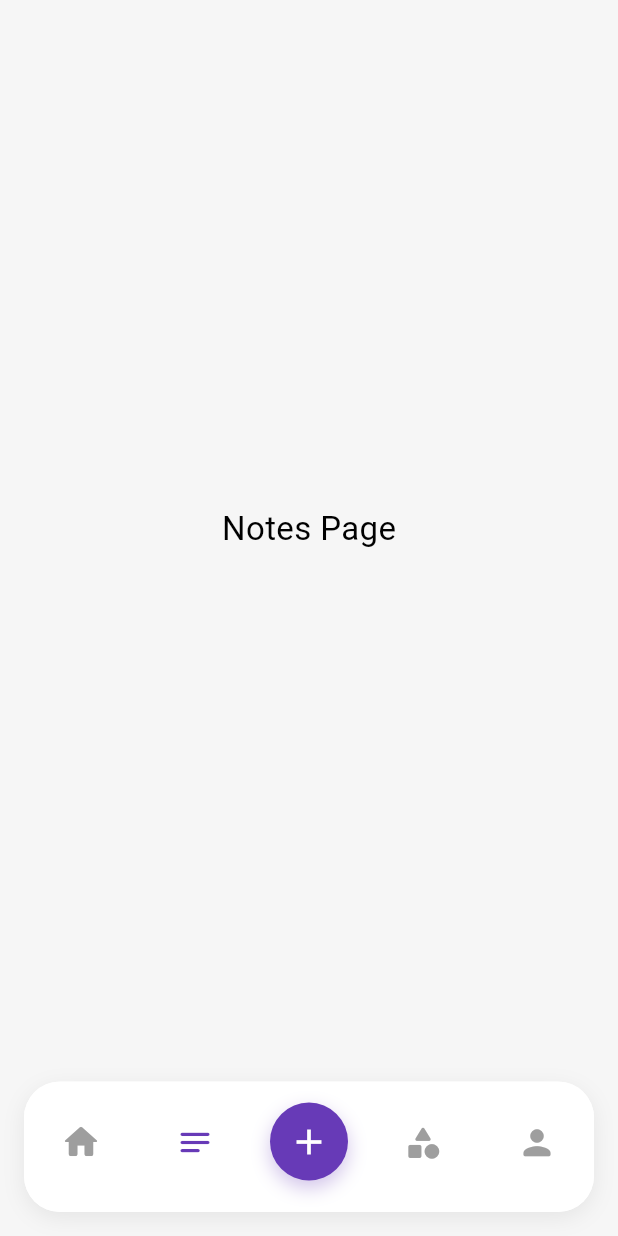
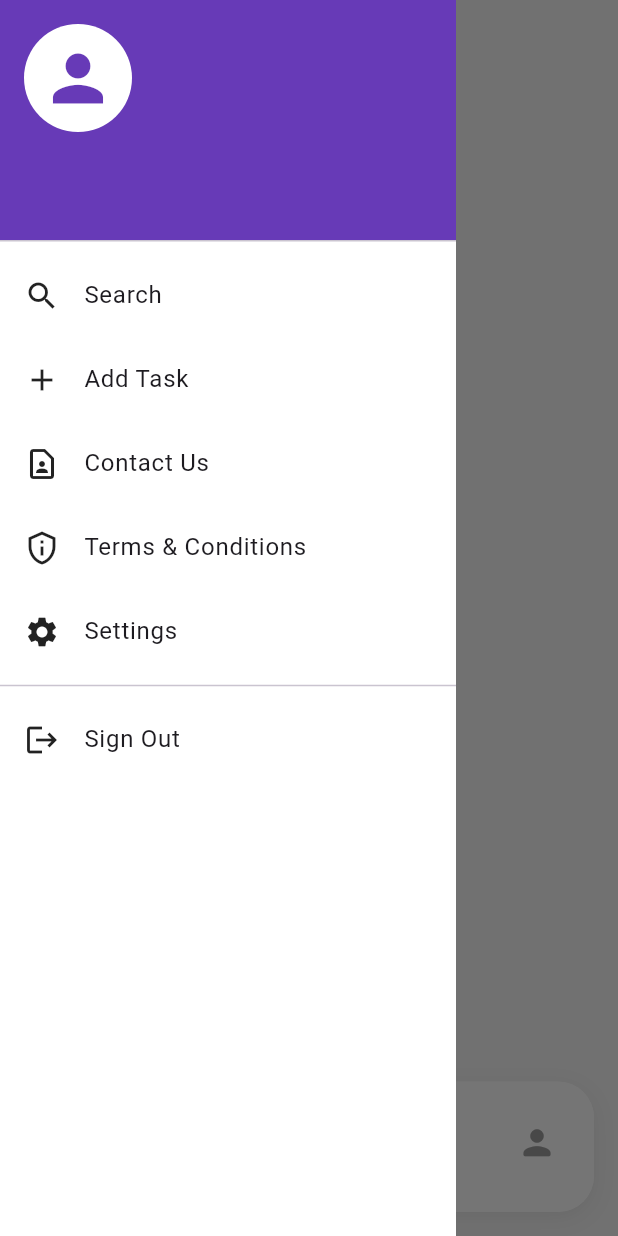
Before and after one commit to Ladanividhi/NoteNest, a Flutter app: the screen it shows once a user with an empty profile is signed in, item 2 of the bottom bar chosen, with the side drawer open (before the commit the screen has no drawer), on a phone screen of 412 x 824 dp. Run offline on Flutter 3.47's test engine with Material 3 defaults, Android fonts, the phone set to English and light mode, and no system bars; our stand-ins replace cloud_firestore, firebase_auth, firebase_core, flutter_switch, fluttertoast, google_sign_in; accounts and stored records are empty.

Commit message:
Added drawer in dashboard

```diff
--- a/lib/screens/Dashboard.dart
+++ b/lib/screens/Dashboard.dart
@@ -28,8 +28,93 @@ class _DashboardState extends State<DashboardPage> {
   Widget build(BuildContext context) {
     return Scaffold(
       backgroundColor: bg_color,
+      drawer: _buildSideDrawer(), // <-- add this line
       body: _buildBody(),
       bottomNavigationBar: _buildBottomNav(),
+    );
+
+  }
+
+  Widget _buildSideDrawer() {
+    return Drawer(
+      shape: const RoundedRectangleBorder(
+        borderRadius: BorderRadius.only(
+          topRight: Radius.circular(0),
+          bottomRight: Radius.circular(0),
+        ),
+      ),
+      backgroundColor: Colors.white,
+      child: ListView(
+        padding: EdgeInsets.zero,
+        children: [
+          UserAccountsDrawerHeader(
+            decoration: BoxDecoration(
+              color: primary_color,
+            ),
+            currentAccountPicture: const CircleAvatar(
+              backgroundColor: Colors.white,
+              child: Icon(Icons.person, size: 50, color: Colors.deepPurple),
+            ),
+            accountName: Text(
+              user?.displayName ?? 'User',
+              style: const TextStyle(fontSize: 18, fontWeight: FontWeight.w600),
+            ),
+            accountEmail: Text(
+              user?.email ?? '',
+              style: const TextStyle(fontSize: 14),
+            ),
+          ),
+          ListTile(
+            leading: const Icon(Icons.search, color: Colors.black87),
+            title: const Text('Search'),
+            onTap: () {
+              Navigator.pop(context);
+              // Add your search screen navigation
+            },
+          ),
+          ListTile(
+            leading: const Icon(Icons.add, color: Colors.black87),
+            title: const Text('Add Task'),
+            onTap: () {
+              Navigator.pop(context);
+              Navigator.push(context, MaterialPageRoute(builder: (_) => const AddDailyTaskPage()));
+            },
+          ),
+          ListTile(
+            leading: const Icon(Icons.contact_page_outlined, color: Colors.black87),
+            title: const Text('Contact Us'),
+            onTap: () {
+              Navigator.pop(context);
+              Navigator.push(context, MaterialPageRoute(builder: (_) => const ContactUsPage()));
+            },
+          ),
+          ListTile(
+            leading: const Icon(Icons.privacy_tip_outlined, color: Colors.black87),
+            title: const Text('Terms & Conditions'),
+            onTap: () {
+              Navigator.pop(context);
+              Navigator.push(context, MaterialPageRoute(builder: (_) => const TermsAndConditionsPage()));
+            },
+          ),
+          ListTile(
+            leading: const Icon(Icons.settings, color: Colors.black87),
+            title: const Text('Settings'),
+            onTap: () {
+              Navigator.pop(context);
+              Navigator.push(context, MaterialPageRoute(builder: (_) => const SettingsPage()));
+            },
+          ),
+          const Divider(),
+          ListTile(
+            leading: const Icon(Icons.logout, color: Colors.black87),
+            title: const Text('Sign Out'),
+            onTap: () async {
+              await FirebaseAuth.instance.signOut();
+              Navigator.of(context).popUntil((route) => route.isFirst);
+            },
+          ),
+        ],
+      ),
     );
   }
 
@@ -73,25 +158,27 @@ class _DashboardState extends State<DashboardPage> {
                 Row(
                   mainAxisAlignment: MainAxisAlignment.spaceBetween,
                   children: [
+                    Builder(
+                      builder: (context) => IconButton(
+                        icon: const Icon(Icons.menu, color: Colors.white, size: 30),
+                        onPressed: () {
+                          Scaffold.of(context).openDrawer();
+                        },
+                      ),
+                    ),
                     Text(
                       'NoteNest',
-                      style: TextStyle(
+                      style: const TextStyle(
                         color: Colors.white,
                         fontSize: 28,
                         fontWeight: FontWeight.bold,
                       ),
                     ),
-                    IconButton(
-                      icon: Icon(Icons.account_circle, color: Colors.white, size: 35),
-                      onPressed: () {
-                        Navigator.push(
-                          context,
-                          MaterialPageRoute(builder: (_) => const ProfilePage()),
-                        );
-                      },
-                    ),
+                    const SizedBox(width: 48), // to balance space where profile icon was
                   ],
                 ),
+
+
                 const SizedBox(height: 24),
                 Text(
                   'Hello, ${user?.displayName ?? 'User'}',
```
